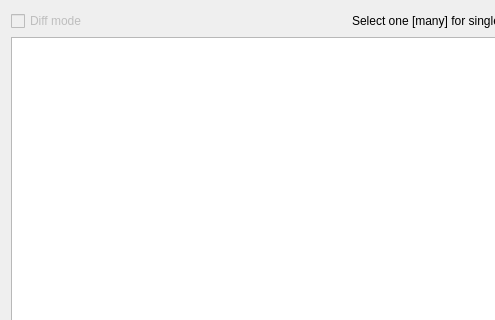
This is revision_dialog.ui in Oslandia/qgis-versioning as Qt 5 draws it before an edit; both pictures show x 0 to 495 and y 0 to 320 of the 751 by 418 pixel window. The edited form follows.
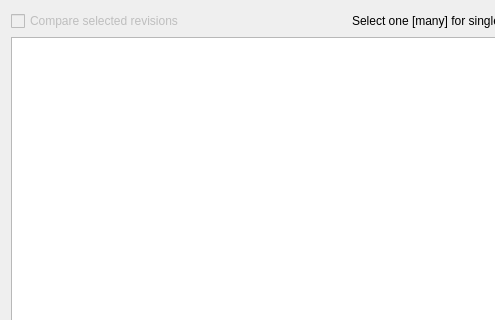
This is the edited form.

Commit message: partial : check if revisions are identical implemented in ui

Diff of the .ui file:
```diff
--- a/revision_dialog.ui
+++ b/revision_dialog.ui
@@ -32,7 +32,7 @@
       <string>Check to go to diff mode for any two revisions</string>
      </property>
      <property name="text">
-      <string>Diff mode</string>
+      <string>Compare selected revisions</string>
      </property>
     </widget>
    </item>
```
The commit also changes 2 other files.
